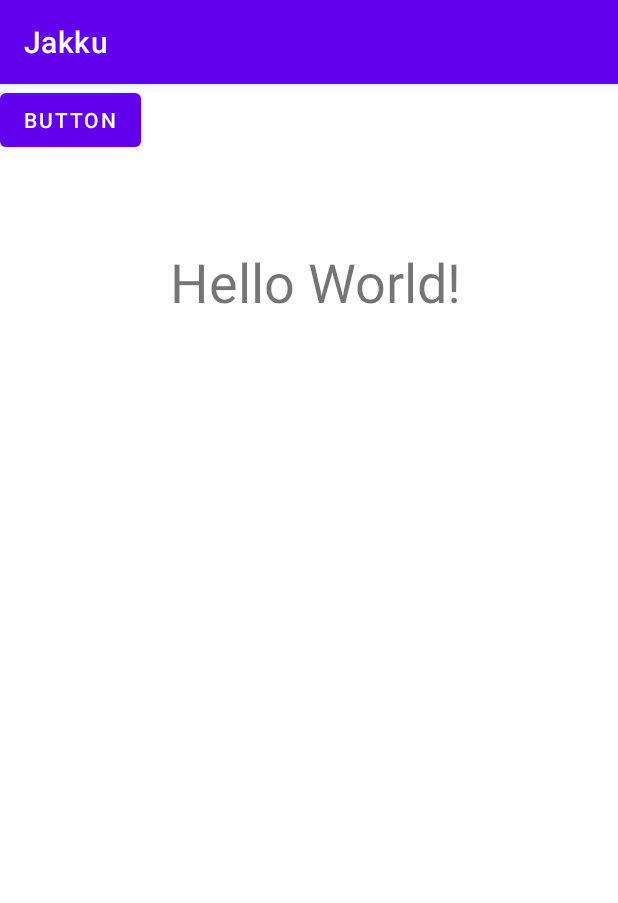
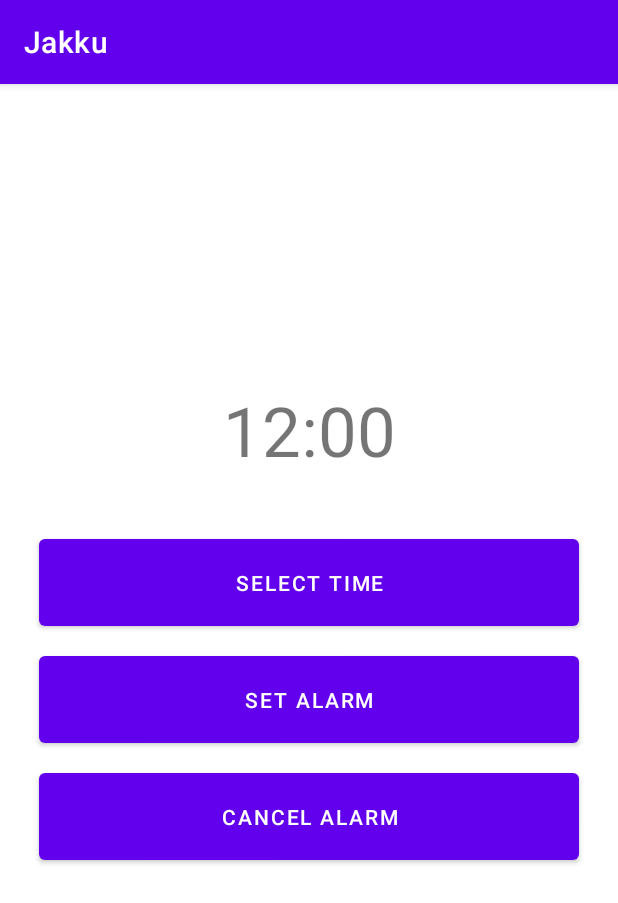
Before and after one commit to chrmeis/Jakku, an Android app: the screen it shows after launch (MainActivity), on a phone screen of 412 x 824 dp. Shown: the top 903 px of the screen. Run offline under Robolectric (Android 15) with nearby library versions, the phone set to English and light mode, and no system bars.

Commit message:
Daily notifications with test UI, should be all required files.

```diff
--- a/app/build.gradle
+++ b/app/build.gradle
@@ -21,6 +21,11 @@ android {
             proguardFiles getDefaultProguardFile('proguard-android-optimize.txt'), 'proguard-rules.pro'
         }
     }
+
+    buildFeatures{
+        viewBinding true
+    }
+
     compileOptions {
         sourceCompatibility JavaVersion.VERSION_1_8
         targetCompatibility JavaVersion.VERSION_1_8
--- /dev/null
+++ b/app/src/main/java/com/firstapp/jakku/DestinationActivity.java
@@ -0,0 +1,6 @@
+package com.firstapp.jakku;
+
+
+//this should be changed to the target of the notification, not yet implemented
+public class DestinationActivity {
+}
--- a/app/src/main/java/com/firstapp/jakku/MainActivity.java
+++ b/app/src/main/java/com/firstapp/jakku/MainActivity.java
@@ -11,32 +11,76 @@ import android.app.PendingIntent;
 import android.content.BroadcastReceiver;
 import android.content.Context;
 import android.content.Intent;
+import android.graphics.Color;
 import android.os.Build;
 import android.os.Bundle;
+import android.provider.Settings;
 import android.view.View;
 import android.widget.Button;
+import android.widget.Toast;
+
+import com.firstapp.jakku.databinding.ActivityMainBinding;
+import com.google.android.material.timepicker.MaterialTimePicker;
+import com.google.android.material.timepicker.TimeFormat;
 
 import java.util.Calendar;
 import java.util.Date;
 
 public class MainActivity extends AppCompatActivity {
 
-    Button button;
+    private ActivityMainBinding binding;
+    //part of test UI
+    private MaterialTimePicker picker;
+    private Calendar calendar;
+    private AlarmManager alarmManager;
+    private PendingIntent pendingIntent;
+
+    //Button button;
     @Override
     protected void onCreate(Bundle savedInstanceState) {
         super.onCreate(savedInstanceState);
-        setContentView(R.layout.activity_main);
+        binding = ActivityMainBinding.inflate(getLayoutInflater());
+        //button = findViewById(R.id.button);
+        //setContentView(R.layout.activity_main);
+        setContentView(binding.getRoot());
+        createNotificationChannel();
 
-        button = findViewById(R.id.button);
+        binding.selectTimeBtn.setOnClickListener( new View.OnClickListener(){
+            @Override
+            public void onClick(View v){
+
+                showTimePicker();
 
 
+            }
+        });
 
+
+        binding.setAlarmbtn.setOnClickListener( new View.OnClickListener(){
+            @Override
+            public void onClick(View v){
+
+                setAlarm();
+
+            }
+        });
+
+        binding.cancelAlarmbtn.setOnClickListener( new View.OnClickListener(){
+            @Override
+            public void onClick(View v){
+
+                cancelAlarm();
+
+            }
+        });
+
+        /*
         button.setOnClickListener(new View.OnClickListener() {
             @Override
             public void onClick(View v){
                 notificationSetup();
             }
-        });
+        });*/
     }
 
     private void notificationSetup(){
@@ -57,37 +101,83 @@ public class MainActivity extends AppCompatActivity {
         managerCompat.notify(1,builder.build());
     }
 
-    private void setAlarm(){
-        Calendar calendar = Calendar.getInstance();
-        calendar.set(Calendar.HOUR_OF_DAY, 12);
-        calendar.set(Calendar.MINUTE, 29);
-        calendar.set(Calendar.SECOND, 0);
 
-        if (calendar.getTime().compareTo(new Date()) < 0)
-            calendar.add(Calendar.DAY_OF_MONTH, 1);
 
-        Intent intent = new Intent(getApplicationContext(), NotificationReceiver.class);
-        PendingIntent pendingIntent = PendingIntent.getBroadcast(getApplicationContext(), 0, intent, PendingIntent.FLAG_UPDATE_CURRENT);
-        AlarmManager alarmManager = (AlarmManager) getSystemService(ALARM_SERVICE);
+    private void createNotificationChannel(){
+        if(Build.VERSION.SDK_INT >= Build.VERSION_CODES.O){ //if Android 8 or newer, so always since we're using Android 9 or greater
+            //Importance high to have notifications show up on locked screen
+            NotificationChannel channel = new NotificationChannel("Notification", "tRAINing notifications", NotificationManager.IMPORTANCE_HIGH);
+            channel.setDescription("Channel for tRAINing notification");
 
-        if (alarmManager != null) {
-            alarmManager.setRepeating(AlarmManager.RTC_WAKEUP, calendar.getTimeInMillis(), AlarmManager.INTERVAL_DAY, pendingIntent);
+
+            NotificationManager manager = getSystemService(NotificationManager.class);
+            manager.createNotificationChannel(channel);
         }
+    }
+    //part of test UI
+    private void showTimePicker(){
+        picker = new MaterialTimePicker.Builder()
+                .setTimeFormat(TimeFormat.CLOCK_24H)
+                .setHour(12)
+                .setMinute(0)
+                .setTitleText("Select Notification Time")
+                .build();
+
+        picker.show(getSupportFragmentManager(),"Notification");
+
+        picker.addOnPositiveButtonClickListener(new View.OnClickListener(){
+            @Override
+            public  void onClick(View v){
+                binding.selectedTime.setText(picker.getHour()+" : " + picker.getMinute());
+
+
+                calendar = Calendar.getInstance();
+                calendar.set(Calendar.HOUR_OF_DAY,picker.getHour());
+                calendar.set(Calendar.MINUTE,picker.getMinute());
+                calendar.set(Calendar.SECOND,0);
+                calendar.set(Calendar.MILLISECOND,0);
+            }
+
+        });
 
 
     }
 
-    public class NotificationReceiver extends BroadcastReceiver {
+    private void setAlarm(){
 
-        @Override
-        public void onReceive(Context context, Intent intent) {
-            /*
-            NotificationHelper notificationHelper = new NotificationHelper(context);
-            notificationHelper.createNotification();
+        alarmManager = (AlarmManager) getSystemService((Context.ALARM_SERVICE));
+        //MUST MATCH INTENT/PENDING INTENT FOR CANCELALARM
+        Intent intent = new Intent(this, AlarmReceiver.class);
 
-             */
+        pendingIntent = PendingIntent.getBroadcast(this, 0, intent, 0);
+        /*
+        if(calendar == null){
+            calendar = Calendar.getInstance();
+            calendar.set(Calendar.HOUR_OF_DAY,11);
+            calendar.set(Calendar.MINUTE,31);
+            calendar.set(Calendar.SECOND,0);
+            calendar.set(Calendar.MILLISECOND,0);
+        }
+        */
 
-            notificationSetup();
+        //setInexactRepeating sets alarm +- 1 minute, we don't need more precision
+        alarmManager.setInexactRepeating(AlarmManager.RTC_WAKEUP,calendar.getTimeInMillis(),AlarmManager.INTERVAL_DAY,pendingIntent);
+
+        Toast.makeText(this, "Reminder set Successfully", Toast.LENGTH_SHORT).show();
+
+    }
+
+    private void cancelAlarm(){
+        //MUST MATCH INTENT/PENDING INTENT FOR SETALARM
+        Intent intent = new Intent(this, AlarmReceiver.class);
+        pendingIntent = PendingIntent.getBroadcast(this, 0, intent, 0);
+
+        if(alarmManager == null){
+            alarmManager = (AlarmManager) getSystemService(Context.ALARM_SERVICE);
         }
+
+        alarmManager.cancel(pendingIntent);
+        Toast.makeText(this, "Reminder Cancelled", Toast.LENGTH_SHORT).show();
+
     }
 }
--- /dev/null
+++ b/app/src/main/res/layout/activity_destination.xml
@@ -0,0 +1,6 @@
+<?xml version="1.0" encoding="utf-8"?>
+<androidx.constraintlayout.widget.ConstraintLayout xmlns:android="http://schemas.android.com/apk/res/android"
+    android:layout_width="match_parent"
+    android:layout_height="match_parent">
+
+</androidx.constraintlayout.widget.ConstraintLayout>
--- a/app/src/main/res/layout/activity_main.xml
+++ b/app/src/main/res/layout/activity_main.xml
@@ -1,59 +1,48 @@
 <?xml version="1.0" encoding="utf-8"?>
-<androidx.constraintlayout.widget.ConstraintLayout xmlns:android="http://schemas.android.com/apk/res/android"
+<LinearLayout xmlns:android="http://schemas.android.com/apk/res/android"
     xmlns:app="http://schemas.android.com/apk/res-auto"
     xmlns:tools="http://schemas.android.com/tools"
     android:layout_width="match_parent"
     android:layout_height="match_parent"
+    android:orientation="vertical"
     tools:context=".MainActivity">
 
     <TextView
-        android:id="@+id/textView"
-        android:layout_width="wrap_content"
+        android:id="@+id/selectedTime"
+        android:layout_width="match_parent"
         android:layout_height="wrap_content"
-        android:text="Hello World!"
-        android:textSize="36sp"
-        app:layout_constraintBottom_toBottomOf="parent"
-        app:layout_constraintEnd_toEndOf="parent"
-        app:layout_constraintHorizontal_bias="0.523"
-        app:layout_constraintStart_toStartOf="parent"
-        app:layout_constraintTop_toTopOf="parent"
-        app:layout_constraintVertical_bias="0.149" />
-
-
-      //this is a button, to use it activate in main activity and make visible again
-    <Button
-        android:id="@+id/b_settings"
-        android:layout_width="wrap_content"
-        android:layout_height="wrap_content"
-        android:text="SETTINGS"
-        android:textSize="30sp"
-        android:visibility="invisible"
-        app:layout_constraintBottom_toBottomOf="parent"
-        app:layout_constraintEnd_toEndOf="parent"
-        app:layout_constraintStart_toStartOf="parent"
-        app:layout_constraintTop_toTopOf="parent"
-        app:layout_constraintVertical_bias="0.861" />
-
-    <TextView
-        android:id="@+id/tv_info"
-        android:layout_width="wrap_content"
-        android:layout_height="wrap_content"
-        android:text="You pressed the button"
-        android:textSize="25sp"
-        android:visibility="invisible"
-        app:layout_constraintBottom_toTopOf="@+id/b_settings"
-        app:layout_constraintEnd_toEndOf="parent"
-        app:layout_constraintStart_toStartOf="parent"
-        app:layout_constraintTop_toBottomOf="@+id/textView"
-        tools:visibility="invisible" />
+        android:layout_marginTop="200dp"
+        android:textAlignment="center"
+        android:text="12:00"
+        android:textSize="46dp" />
 
     <Button
-        android:id="@+id/button"
-        android:layout_width="wrap_content"
-        android:layout_height="wrap_content"
-        android:text="Button"
+        android:id="@+id/selectTimeBtn"
+        android:layout_width="match_parent"
+        android:layout_height="70dp"
+        android:layout_marginTop="36dp"
+        android:layout_marginHorizontal="26dp"
+        android:text="Select Time" />
+
+    <Button
+        android:id="@+id/setAlarmbtn"
+        android:layout_width="match_parent"
+        android:layout_height="70dp"
+        android:layout_marginTop="8dp"
+        android:layout_marginHorizontal="26dp"
+        android:text="Set Alarm"
         tools:layout_editor_absoluteX="160dp"
         tools:layout_editor_absoluteY="217dp" />
 
+    <Button
+        android:id="@+id/cancelAlarmbtn"
+        android:layout_width="match_parent"
+        android:layout_height="70dp"
+        android:layout_marginTop="8dp"
+        android:layout_marginHorizontal="26dp"
+        android:text="Cancel alarm"
+        tools:layout_editor_absoluteX="157dp"
+        tools:layout_editor_absoluteY="313dp" />
 
-</androidx.constraintlayout.widget.ConstraintLayout>
+
+</LinearLayout>
```
Also changed, not shown: app/src/main/AndroidManifest.xml (+5 -3 lines), app/src/main/java/com/firstapp/jakku/AlarmReceiver.java (added, +34 -0 lines), app/src/main/java/com/firstapp/jakku/SettingsActivity.java (deleted, +0 -28 lines), app/src/main/res/layout/activity_settings.xml (deleted, +0 -49 lines).
